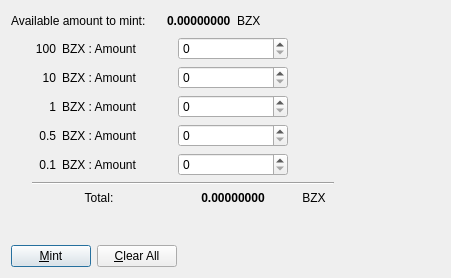
Qt form src/qt/forms/manualmintdialog.ui (1001tests/BZX) before a commit.
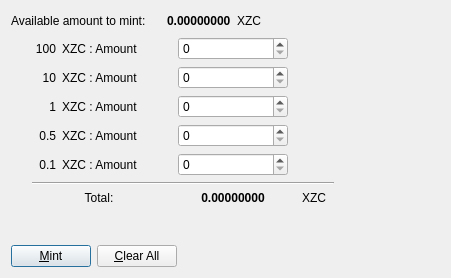
The same form after that commit. Icons and pictures are not drawn.

```diff
--- a/src/qt/forms/manualmintdialog.ui
+++ b/src/qt/forms/manualmintdialog.ui
@@ -47,7 +47,7 @@
        <item>
         <widget class="QLabel" name="label_3">
          <property name="text">
-          <string>BZX</string>
+          <string>XZC</string>
          </property>
         </widget>
        </item>
@@ -89,7 +89,7 @@
          <item row="4" column="1">
           <widget class="QLabel" name="label_13">
            <property name="text">
-            <string>BZX : Amount</string>
+            <string>XZC : Amount</string>
            </property>
            <property name="margin">
             <number>0</number>
@@ -122,7 +122,7 @@
          <item row="3" column="1">
           <widget class="QLabel" name="label_12">
            <property name="text">
-            <string>BZX : Amount</string>
+            <string>XZC : Amount</string>
            </property>
            <property name="margin">
             <number>0</number>
@@ -148,7 +148,7 @@
          <item row="2" column="1">
           <widget class="QLabel" name="label_11">
            <property name="text">
-            <string>BZX : Amount</string>
+            <string>XZC : Amount</string>
            </property>
            <property name="margin">
             <number>0</number>
@@ -171,7 +171,7 @@
          <item row="1" column="1">
           <widget class="QLabel" name="label_10">
            <property name="text">
-            <string>BZX : Amount</string>
+            <string>XZC : Amount</string>
            </property>
            <property name="margin">
             <number>0</number>
@@ -217,7 +217,7 @@
             </size>
            </property>
            <property name="text">
-            <string>BZX</string>
+            <string>XZC</string>
            </property>
            <property name="alignment">
             <set>Qt::AlignCenter</set>
@@ -233,7 +233,7 @@
             </size>
            </property>
            <property name="text">
-            <string>BZX : Amount</string>
+            <string>XZC : Amount</string>
            </property>
            <property name="margin">
             <number>0</number>
```
